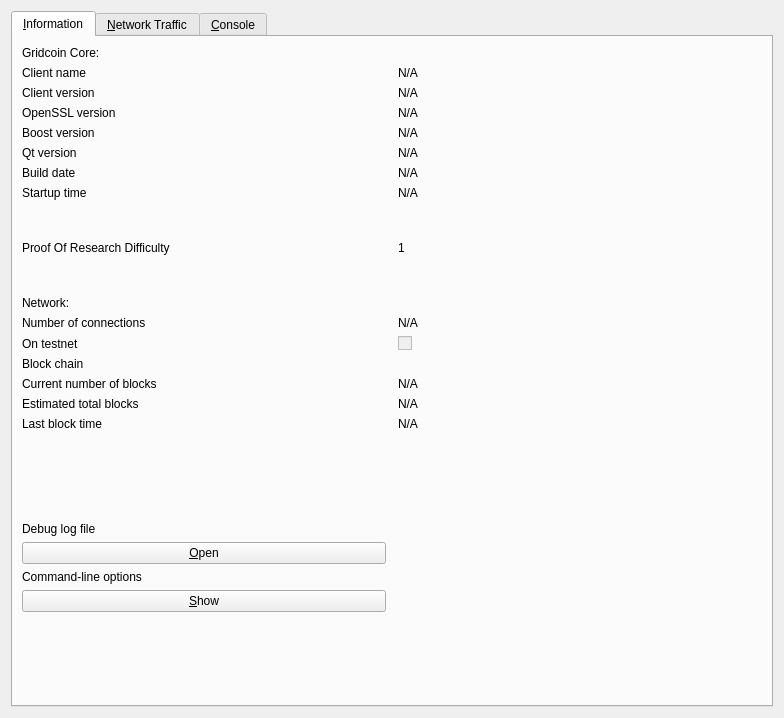
This is src/qt/forms/rpcconsole.ui in gridcoin-community/Gridcoin-Research as Qt 5 draws it before an edit. The edited form follows.
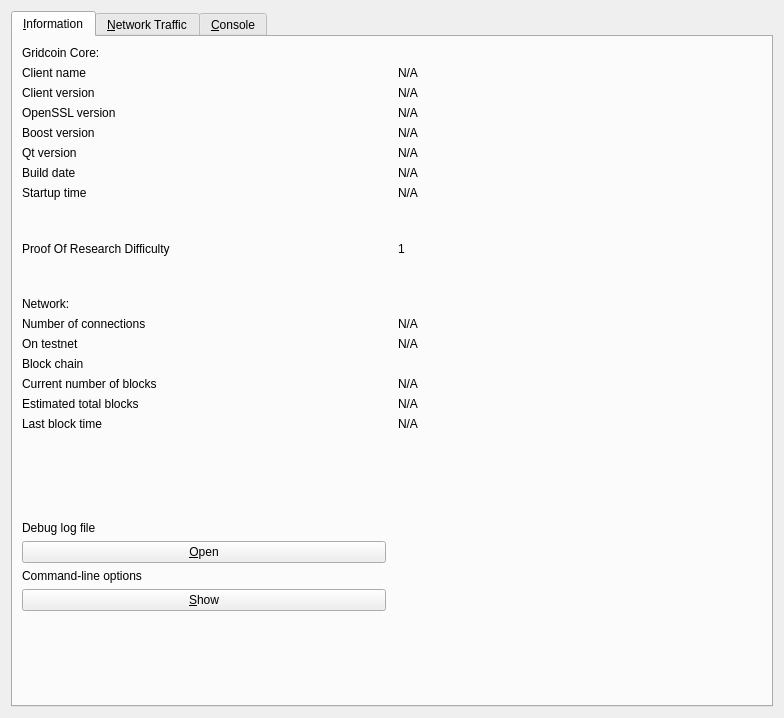
This is the edited form. Icons and pictures are not drawn. Custom widgets are drawn as their Qt base class.

Commit message:
Show testnet state as a Yes/No text instead of a checkbox.
This closes #787.

The edit to the form file:
```diff
--- a/src/qt/forms/rpcconsole.ui
+++ b/src/qt/forms/rpcconsole.ui
@@ -218,19 +218,6 @@
          </property>
         </widget>
        </item>
-       <item row="42" column="2">
-        <widget class="QCheckBox" name="isTestNet">
-         <property name="enabled">
-          <bool>false</bool>
-         </property>
-         <property name="autoFillBackground">
-          <bool>false</bool>
-         </property>
-         <property name="text">
-          <string/>
-         </property>
-        </widget>
-       </item>
        <item row="1" column="2">
         <widget class="QLabel" name="clientName">
          <property name="cursor">
@@ -420,6 +407,22 @@
          </property>
         </widget>
        </item>
+       <item row="42" column="2">
+        <widget class="QLabel" name="isTestNet">
+         <property name="cursor">
+          <cursorShape>IBeamCursor</cursorShape>
+         </property>
+         <property name="text">
+          <string>N/A</string>
+         </property>
+         <property name="textFormat">
+          <enum>Qt::PlainText</enum>
+         </property>
+         <property name="textInteractionFlags">
+          <set>Qt::LinksAccessibleByMouse|Qt::TextSelectableByKeyboard|Qt::TextSelectableByMouse</set>
+         </property>
+        </widget>
+       </item>
       </layout>
      </widget>
      <widget class="QWidget" name="tab">
```
The commit also changes 1 other file.
